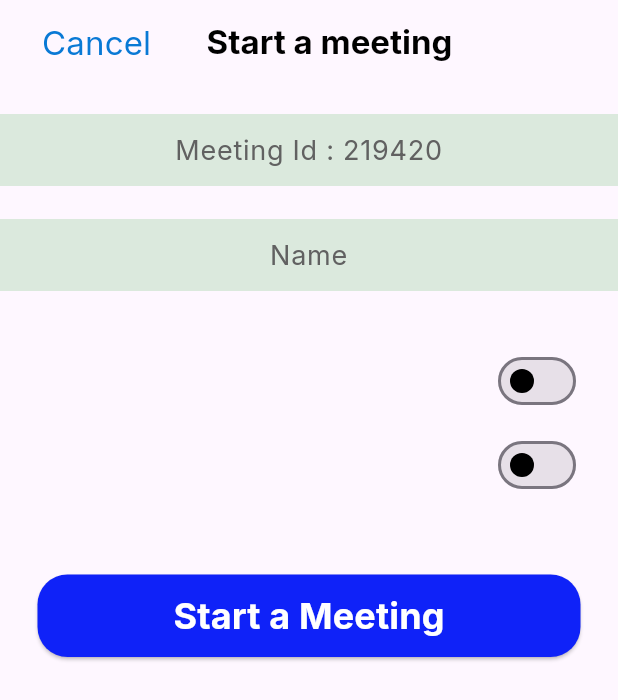
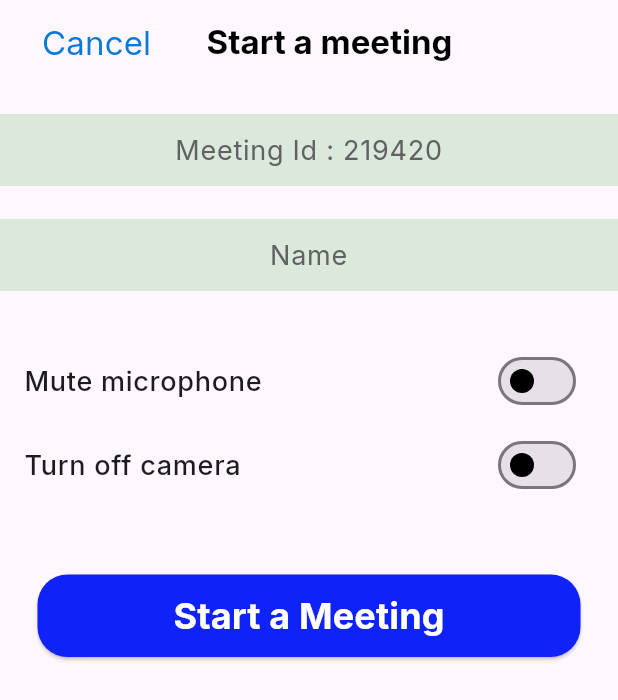
Before and after one commit to TaufeeqAhmad123/Meetly, a Flutter app: the NewmeetingScreen screen opened directly, on a phone screen of 412 x 824 dp. Shown: the top 700 px of the screen. Run offline on Flutter 3.47's test engine with Material 3 defaults, Android fonts, the phone set to English and light mode, and no system bars; our stand-ins replace cherry_toast, cloud_firestore, firebase_auth, firebase_core, flutter_riverpod, flutter_svg and 3 more; missing offline and left inert: zego_uikit_prebuilt_video_conference; accounts and stored records are empty; network calls fail.

Commit message:
color added

```diff
--- /dev/null
+++ b/meetly/lib/core/utils/const/color.dart
@@ -0,0 +1,6 @@
+import 'package:flutter/material.dart';
+
+final kblackColor=Color(0xff0a1925);
+final kblueColor=Color(0xff0c67ff);
+final korangColor=Color(0xffff6d02);
+final kwhiteColor=Color(0xfffbfcff);
--- a/meetly/lib/screen/newMeeting_screen.dart
+++ b/meetly/lib/screen/newMeeting_screen.dart
@@ -4,6 +4,7 @@ import 'package:flutter_riverpod/flutter_riverpod.dart';
 import 'package:google_fonts/google_fonts.dart';
 import 'package:meetly/provider/meeting_provider.dart';
 import 'package:meetly/widget/custom_button.dart';
+import 'package:meetly/widget/start_meeting_resource.dart';
 
 class NewmeetingScreen extends ConsumerStatefulWidget {
   const NewmeetingScreen({super.key});
@@ -116,6 +117,13 @@ class _NewmeetingScreenState extends ConsumerState<NewmeetingScreen> {
           ),
           SizedBox(height: 20),
           SwitchListTile(
+            title: Text(
+              'Mute microphone',
+              style: GoogleFonts.inter(
+                fontSize: 18,
+                fontWeight: FontWeight.w500,
+              ),
+            ),
             activeColor: Colors.green,
             inactiveThumbColor: Colors.black,
             activeThumbColor: Colors.green,
@@ -125,6 +133,13 @@ class _NewmeetingScreenState extends ConsumerState<NewmeetingScreen> {
             },
           ),
           SwitchListTile(
+            title: Text(
+              'Turn off camera',
+              style: GoogleFonts.inter(
+                fontSize: 18,
+                fontWeight: FontWeight.w500,
+              ),
+            ),
             activeColor: Colors.green,
             inactiveThumbColor: Colors.black,
             activeThumbColor: Colors.green,
@@ -137,7 +152,7 @@ class _NewmeetingScreenState extends ConsumerState<NewmeetingScreen> {
           CustomButton(
             data: 'Start a Meeting',
             onPressed: () {
-              // Start the meeting
+              StartMeeting(ref, context, _nameController);
             },
           ),
         ],
```
Also changed, not shown: meetly/lib/screen/meeting_room_screen.dart (added, +32 -0 lines), meetly/lib/widget/start_meeting_resource.dart (added, +42 -0 lines).
